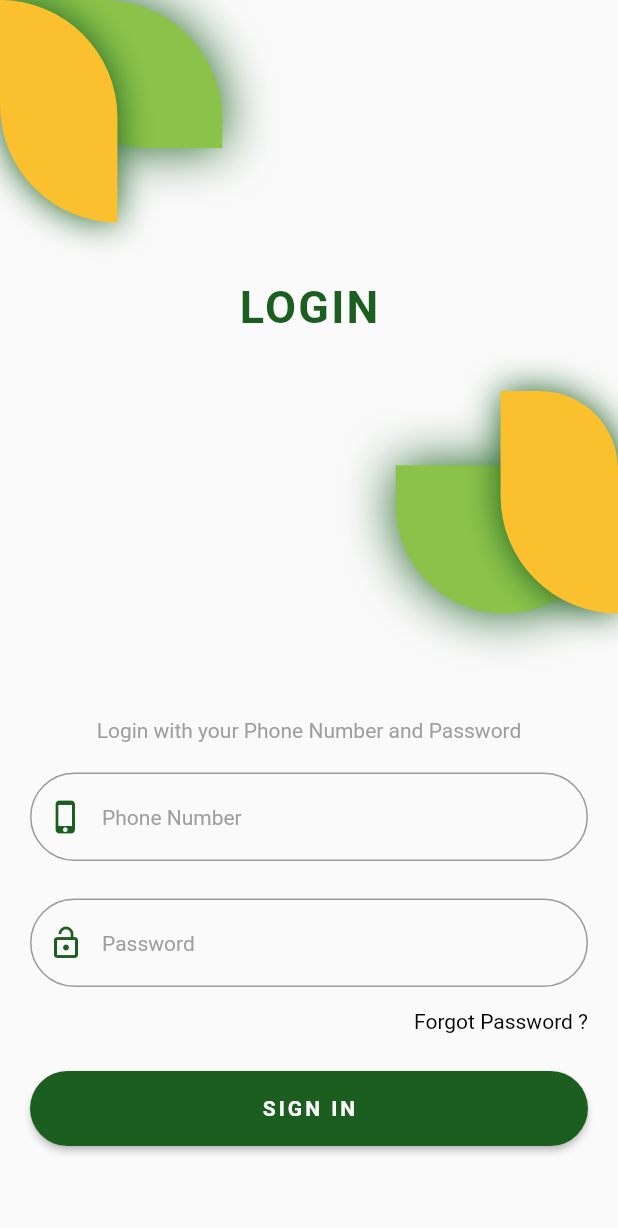
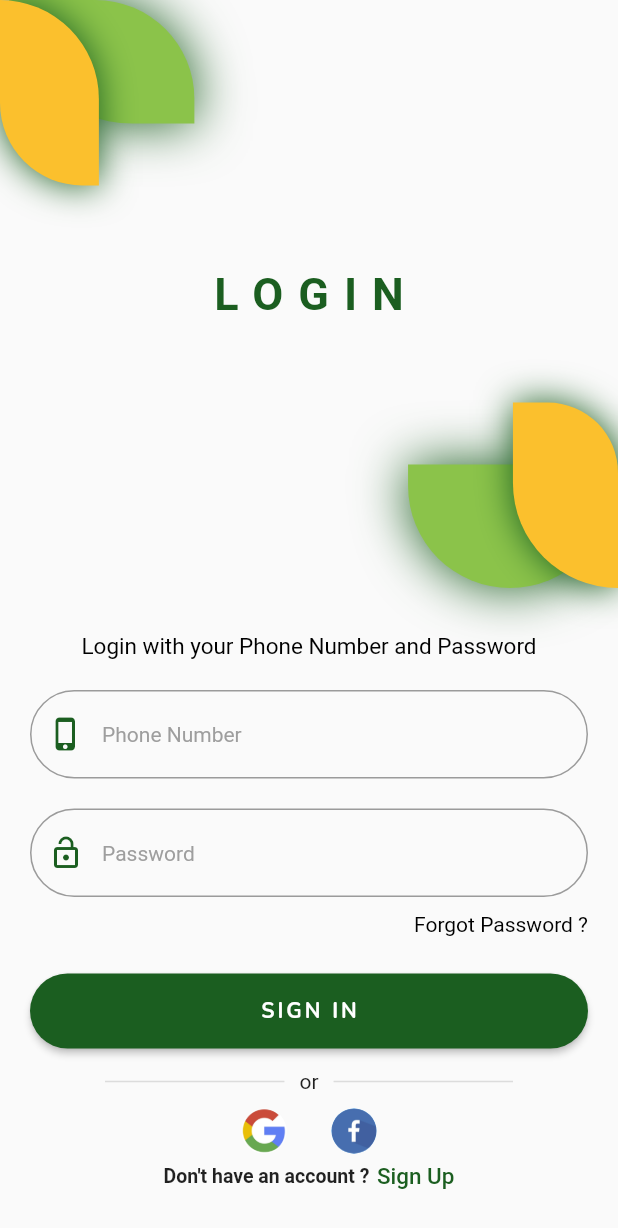
Before and after one commit to paruqute/Consumer_login, a Flutter app: the screen it shows after launch, on a phone screen of 412 x 824 dp. Shown: the top 1228 px of the screen. Run offline on Flutter 3.47's test engine with Material 2 defaults, Android fonts, the phone set to English and light mode, and no system bars; our stand-ins replace google_fonts; Roboto replaces fonts that are missing (Andada, Itim).

Commit message:
Regsistration screen added

```diff
--- a/lib/Screen/Bottom_ui.dart
+++ b/lib/Screen/Bottom_ui.dart
@@ -66,8 +66,8 @@ class BottomUi extends StatelessWidget {
             bottom: 0,
             right: 4,
             child: Container(
-              height:size.height *0.12,
-              width:size.width*0.35,
+              height:size.height *0.10,
+              width:size.width*0.33,
               decoration: BoxDecoration(
                   borderRadius: BorderRadius.only(
                     bottomLeft: Radius.circular(200),
@@ -93,8 +93,9 @@ class BottomUi extends StatelessWidget {
             bottom:0,
             right: 0,
             child: Container(
-              height:size.height*0.18,
-              width: size.width*0.19,
+
+              height:size.height*0.15,
+              width: size.width*0.17,
               decoration: BoxDecoration(
                 borderRadius: BorderRadius.only(
                   //topLeft: Radius.circular(300),
--- a/lib/Screen/HomePage.dart
+++ b/lib/Screen/HomePage.dart
@@ -1,11 +1,16 @@
 import 'package:flutter/cupertino.dart';
 import 'package:flutter/material.dart';
 import 'package:flutter/services.dart';
+import 'package:google_fonts/google_fonts.dart';
 import 'package:saveboxcon_app/Screen/Bottom_ui.dart';
+import 'package:saveboxcon_app/Screen/SIgnUp.dart';
 import 'package:saveboxcon_app/Screen/top_bottom_ui.dart';
+import 'package:saveboxcon_app/components/Divider_line.dart';
 
 class HomePage extends StatelessWidget {
-  const HomePage({Key key}) : super(key: key);
+  const HomePage({Key key,
+
+  }) : super(key: key);
 
   @override
   Widget build(BuildContext context) {
@@ -17,28 +22,41 @@ class HomePage extends StatelessWidget {
         child: Column(
           children: [
             Expanded(child: TopBottom()),
+            // SizedBox(height: 3,),
             Center(
               child: Text(
                 "LOGIN",
-                style: TextStyle(
+                // style: TextStyle(
+                //     fontWeight: FontWeight.bold,
+                //     letterSpacing: 1.5,
+                //     color: Colors.green[900],
+                //     fontSize: 30),
+                style: GoogleFonts.andada(
                     fontWeight: FontWeight.bold,
-                    letterSpacing: 1.5,
                     color: Colors.green[900],
-                    fontSize: 30),
+                    fontSize: 30,
+                    letterSpacing: 10
+                ),
               ),
             ),
             Expanded(child:BottomUi()),
            Padding(padding: EdgeInsets.only(left: 20,right: 20,bottom: 20),
 
+           child: SingleChildScrollView(
              child: Column(
                children: [
                  SizedBox(
-                 height: 70,
+                   height: 30,
                  ),
                  Center(
                    child: Text(
                      "Login with your Phone Number and Password",
-                   style: TextStyle(color: Colors.grey),
+                     //style: TextStyle(color: Colors.grey),
+                     style: GoogleFonts.itim(
+                         fontSize: 15,
+                         color: Colors.black
+                     ),
+
                    ),
                  ),
                  SizedBox(
@@ -70,7 +88,7 @@ class HomePage extends StatelessWidget {
                    ),
                  ),
                  SizedBox(
-                 height: 25,
+                   height: 20,
                  ),
                  TextField(
                    style: TextStyle(color: Colors.black),
@@ -100,7 +118,7 @@ class HomePage extends StatelessWidget {
                    ),
                  ),
                  SizedBox(
-                 height: 15,
+                   height: 10,
                  ),
                  Row(
                    mainAxisAlignment: MainAxisAlignment.end,
@@ -134,10 +152,15 @@ class HomePage extends StatelessWidget {
                      ) ,
                      child: Text(
                        "SIGN IN",
-                     style: TextStyle(
+                       // style: TextStyle(
+                       //     color: Colors.white,
+                       //     fontWeight: FontWeight.bold,
+                       //     letterSpacing: 2),
+                       style: GoogleFonts.nunito(
                            color: Colors.white,
                            fontWeight: FontWeight.bold,
-                         letterSpacing: 2),
+                           letterSpacing: 2
+                       ),
                      ),
 
                      onPressed: () {
@@ -147,10 +170,14 @@ class HomePage extends StatelessWidget {
                  )
                      : Center(child: CircularProgressIndicator()),
                  SizedBox(
-                 height: 40,
+                   height: 4,
                  ),
+                 DividerLine(text: "Don't have an account ?",sign: "Sign Up",
+                 press:(){Navigator.push(context, MaterialPageRoute(builder: (context)=>SignUp()));}),
+
 
                ],
+             ),
            ),),
 
 
--- a/lib/Screen/top_bottom_ui.dart
+++ b/lib/Screen/top_bottom_ui.dart
@@ -11,10 +11,10 @@ class TopBottom extends StatelessWidget {
         children: [
           Positioned(
             top: 0,
-            left: 4,
+            left: 6,
             child: Container(
-              height:size.height *0.12,
-              width:size.width*0.35,
+              height:size.height *0.10,
+              width:size.width*0.30,
               decoration: BoxDecoration(
                   borderRadius: BorderRadius.only(
                     topRight: Radius.circular(200),
@@ -40,12 +40,12 @@ class TopBottom extends StatelessWidget {
             top:0,
             left: 0,
             child: Container(
-              height:size.height*0.18,
-              width: size.width*0.19,
+              height:size.height*0.15,
+              width: size.width*0.16,
               decoration: BoxDecoration(
                 borderRadius: BorderRadius.only(
-                  topRight: Radius.circular(350),
-                  bottomLeft: Radius.circular(350),
+                  topRight: Radius.circular(300),
+                  bottomLeft: Radius.circular(250),
 
                 ),
 
--- /dev/null
+++ b/lib/components/Divider_line.dart
@@ -0,0 +1,106 @@
+import 'package:flutter/material.dart';
+import 'package:google_fonts/google_fonts.dart';
+import 'package:saveboxcon_app/Screen/SIgnUp.dart';
+class DividerLine extends StatelessWidget {
+  const DividerLine({
+    Key key,
+    this.text,
+    this.sign,
+    this.press,
+  }) : super(key: key);
+final String text;
+final String sign;
+final Function press;
+  @override
+  Widget build(BuildContext context) {
+    return Column(
+      children: [
+        Padding(
+          padding: const EdgeInsets.only(right: 20,left: 20,),
+          child: Container(
+            margin: EdgeInsets.symmetric(vertical: 10),
+            child: Row(
+              children: <Widget>[
+                SizedBox(
+                  width: 20,
+                ),
+                Expanded(
+                  child: Padding(
+                    padding: EdgeInsets.symmetric(horizontal: 10),
+                    child: Divider(
+                      thickness: 1,
+                    ),
+                  ),
+                ),
+                Text('or'),
+                Expanded(
+                  child: Padding(
+                    padding: EdgeInsets.symmetric(horizontal: 10),
+                    child: Divider(
+                      thickness: 1,
+                    ),
+                  ),
+                ),
+                SizedBox(
+                  width: 20,
+                ),
+              ],
+            ),
+          ),
+        ),
+        Container(
+          child: Row(
+            mainAxisSize: MainAxisSize.min,
+            children: <Widget>[
+              GestureDetector(
+                onTap: () {
+
+                },
+                child: CircleAvatar(
+                  radius: 15,
+                  backgroundImage: AssetImage("assets/google.jpg"),
+                  backgroundColor: Colors.white,
+                ),
+              ),
+              SizedBox(
+                width: 30,
+              ),
+              CircleAvatar(
+                radius: 15,
+                backgroundImage: AssetImage("assets/facebook.jpg"),
+              ),
+            ],
+          ),
+        ),
+        SizedBox(height: 5,),
+        InkWell(
+          onTap: press,
+          child: Container(
+            margin: EdgeInsets.symmetric(vertical: 1),
+            padding: EdgeInsets.only(bottom: 10),
+            alignment: Alignment.bottomCenter,
+            child: Row(
+              mainAxisAlignment: MainAxisAlignment.center,
+              children: <Widget>[
+                Text(
+                  text,
+                  style: TextStyle(fontSize: 13, fontWeight: FontWeight.w600),
+                ),
+                SizedBox(
+                  width: 5,
+                ),
+                Text(
+                  sign,
+                  style: GoogleFonts.itim(
+                      color: Colors.green[900],
+                      fontSize: 15,
+                      fontWeight: FontWeight.w500),
+                ),
+              ],
+            ),
+          ),
+        )
+      ],
+    );
+  }
+}
--- a/pubspec.yaml
+++ b/pubspec.yaml
@@ -28,6 +28,7 @@ dependencies:
   # The following adds the Cupertino Icons font to your application.
   # Use with the CupertinoIcons class for iOS style icons.
   cupertino_icons: ^1.0.2
+  google_fonts: ^1.1.1
 
 dev_dependencies:
   flutter_test:
@@ -45,8 +46,8 @@ flutter:
   uses-material-design: true
 
   # To add assets to your application, add an assets section, like this:
-  # assets:
-  #   - images/a_dot_burr.jpeg
+  assets:
+    - assets/
   #   - images/a_dot_ham.jpeg
 
   # An image asset can refer to one or more resolution-specific "variants", see
```
Also changed, not shown: lib/Screen/SIgnUp.dart (added, +250 -0 lines), assets/facebook.jpg (added), assets/google.jpg (added), pubspec.lock. Lines whose indentation alone changed are shown as unchanged.
